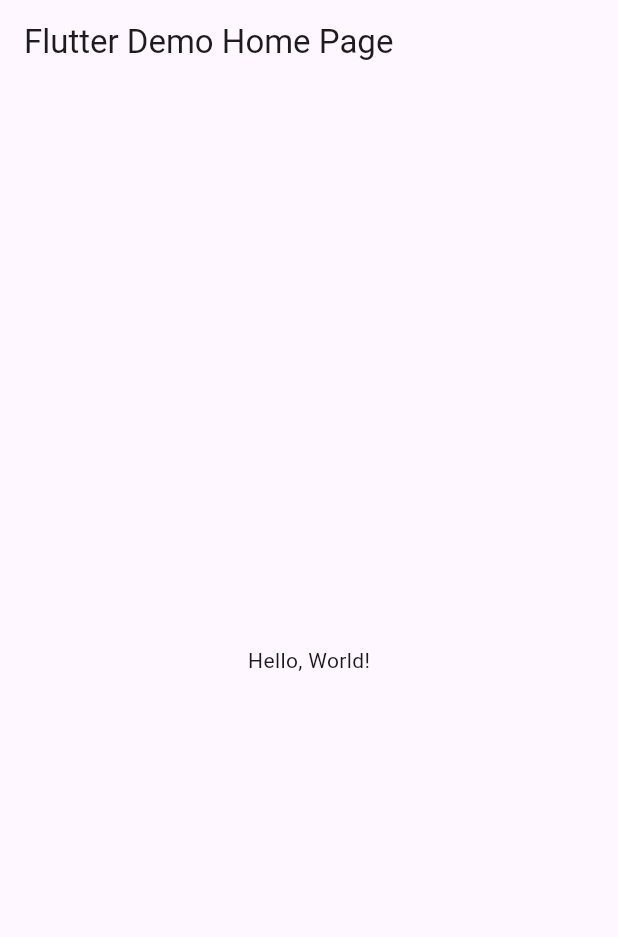
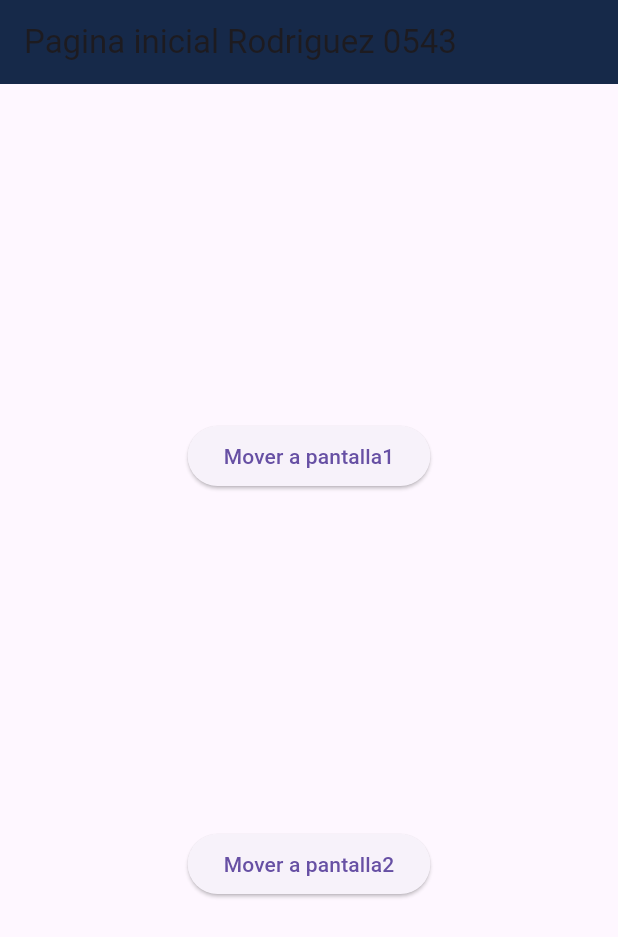
Before and after one commit to OneDavidrdz131/p14-Rutasd-0543, a Flutter app: the screen it shows after launch, on a phone screen of 412 x 824 dp. Shown: the top 937 px of the screen. Run offline on Flutter 3.47's test engine with Material 3 defaults, Android fonts, the phone set to English and light mode, and no system bars.

Commit message:
version2

```diff
--- a/lib/main.dart
+++ b/lib/main.dart
@@ -1,43 +1,23 @@
 import 'package:flutter/material.dart';
+import 'package:Rodriguez0543/pantalla2_0543.dart';
+import 'package:Rodriguez0543/pantalla1_0543.dart';
+import 'package:Rodriguez0543/pantallaini_0543.dart';
 
-void main() => runApp(MyApp());
+void main() => runApp(const Miapp0543());
 
-class MyApp extends StatelessWidget {
-  const MyApp({super.key});
-  // This widget is the root of your application.
+class Miapp0543 extends StatelessWidget {
+  const Miapp0543({Key? key}) : super(key: key);
+
   @override
   Widget build(BuildContext context) {
     return MaterialApp(
-      // Application name
-      title: 'Flutter Hello World',
-      // Application theme data, you can set the colors for the application as
-      // you want
-      theme: ThemeData(
-        // useMaterial3: true,
-        primarySwatch: Colors.blue,
-      ),
-      // A widget which will be started on application startup
-      home: MyHomePage(title: 'Flutter Demo Home Page'),
-    );
-  }
-}
-
-class MyHomePage extends StatelessWidget {
-  final String title;
-  const MyHomePage({super.key, required this.title});
-
-  @override
-  Widget build(BuildContext context) {
-    return Scaffold(
-      appBar: AppBar(
-        // The title text which will be shown on the action bar
-        title: Text(title),
-      ),
-      body: Center(
-        child: Text(
-          'Hello, World!',
-        ),
-      ),
-    );
-  }
-}
+      debugShowCheckedModeBanner: false,
+      initialRoute: "/",
+      routes: {
+        "/": (context) => const Pantallaini_0543(),
+        "/pantalla1_0543": (context) => const Pantalla1_0543(),
+        "/pantalla2_0543": (context) => const Pantalla2_0543(),
+      },
+    ); //Fin de material
+  } //fin widgwet
+} //fin app
--- /dev/null
+++ b/lib/pantalla1_0543.dart
@@ -0,0 +1,28 @@
+//Pantalla1_0543
+import 'package:flutter/material.dart';
+
+class Pantalla1_0543 extends StatelessWidget {
+  const Pantalla1_0543({Key? key}) : super(key: key);
+
+  @override
+  Widget build(BuildContext context) {
+    return Scaffold(
+      appBar: AppBar(
+        title: Text('Pantalla 1 Rodriguez 0543'),
+        backgroundColor: Color(0xff003b57),
+      ),
+      body: Center(
+        child: Column(
+          children: [
+            ElevatedButton(
+                onPressed: () {}, //FIn de opressed
+                child: const Text("Pantalla1")),
+            Container(
+              padding: const EdgeInsets.all(16.0),
+            )
+          ],
+        ),
+      ),
+    );
+  } //Fin widget
+} //Fin pantalla 1
--- /dev/null
+++ b/lib/pantallaini_0543.dart
@@ -0,0 +1,35 @@
+//Pantallaini_0543
+import 'package:flutter/material.dart';
+
+class Pantallaini_0543 extends StatelessWidget {
+  const Pantallaini_0543({Key? key}) : super(key: key);
+
+  @override
+  Widget build(BuildContext context) {
+    return Scaffold(
+      appBar: AppBar(
+        title: const Text("Pagina inicial Rodriguez 0543"),
+        backgroundColor: Color(0xff162949),
+      ),
+      body: Center(
+        child: Column(
+          mainAxisAlignment: MainAxisAlignment.spaceEvenly,
+          children: [
+            ElevatedButton(
+              onPressed: () {
+                Navigator.pushNamed(context, "/pantalla1_0543");
+              }, //Fin de  opressed
+              child: const Text("Mover a pantalla1"),
+            ),
+            ElevatedButton(
+              onPressed: () {
+                Navigator.pushNamed(context, "/pantalla2_0543");
+              }, //Fin de  opressed
+              child: const Text("Mover a pantalla2"),
+            ),
+          ],
+        ),
+      ),
+    );
+  }
+} //FIN DE PANTALLA INICIAL
```
Also changed, not shown: lib/pantalla2_0543.dart (added, +29 -0 lines).
